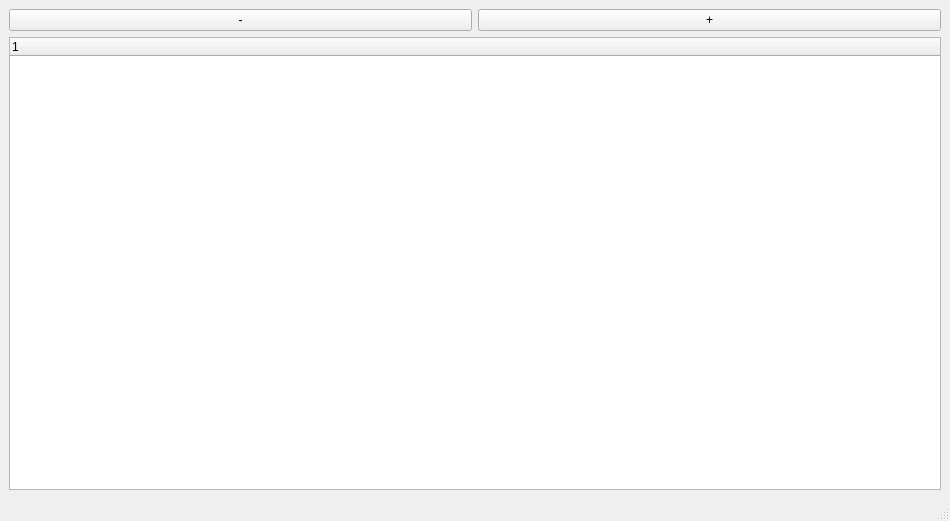
Above: forms/MainWindow.ui from jkulskis/stock-copter before the change. Below: the same form after it.
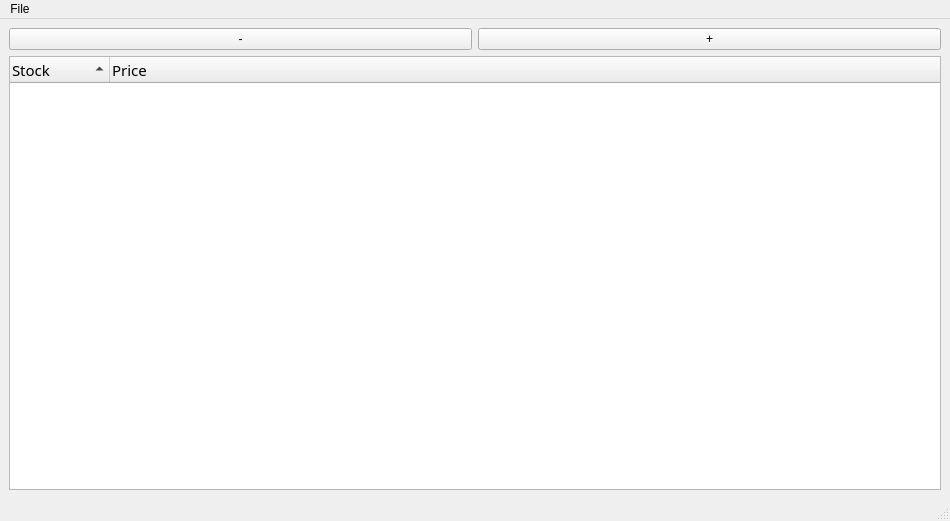
That is the form after the change.

```diff
--- a/forms/MainWindow.ui
+++ b/forms/MainWindow.ui
@@ -37,9 +37,40 @@
     </item>
     <item row="1" column="0" colspan="2">
      <widget class="QTreeWidget" name="treeWidget">
+      <property name="font">
+       <font>
+        <family>Garuda</family>
+        <pointsize>11</pointsize>
+        <weight>50</weight>
+        <bold>false</bold>
+       </font>
+      </property>
+      <property name="autoFillBackground">
+       <bool>false</bool>
+      </property>
+      <property name="alternatingRowColors">
+       <bool>true</bool>
+      </property>
+      <property name="sortingEnabled">
+       <bool>true</bool>
+      </property>
+      <property name="animated">
+       <bool>true</bool>
+      </property>
+      <property name="expandsOnDoubleClick">
+       <bool>true</bool>
+      </property>
+      <attribute name="headerCascadingSectionResizes">
+       <bool>false</bool>
+      </attribute>
       <column>
        <property name="text">
-        <string notr="true">1</string>
+        <string notr="true">Stock</string>
+       </property>
+      </column>
+      <column>
+       <property name="text">
+        <string>Price</string>
        </property>
       </column>
      </widget>
@@ -55,6 +86,12 @@
      <height>23</height>
     </rect>
    </property>
+   <widget class="QMenu" name="menuFile">
+    <property name="title">
+     <string>File</string>
+    </property>
+   </widget>
+   <addaction name="menuFile"/>
   </widget>
   <widget class="QStatusBar" name="statusbar"/>
  </widget>
```
Left out of the diff: 3 changed lines with no effect on the pictures.
